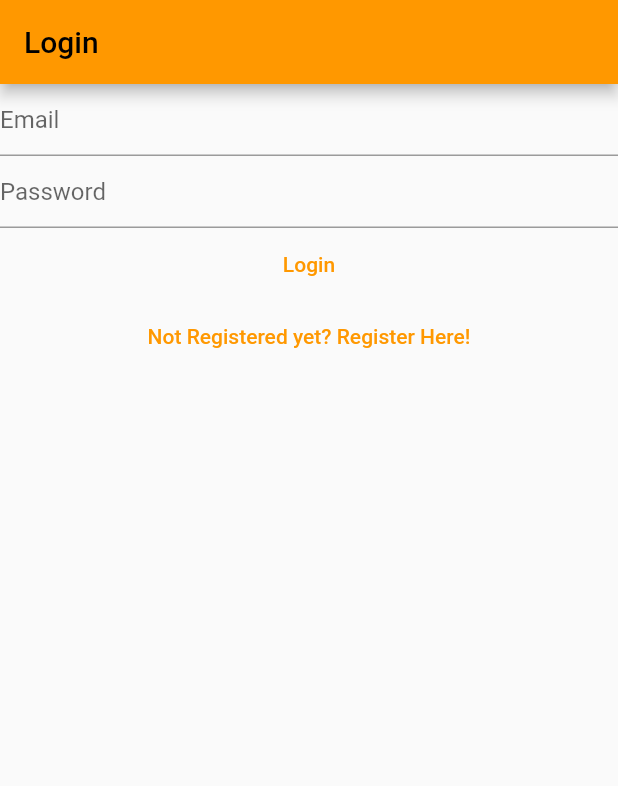
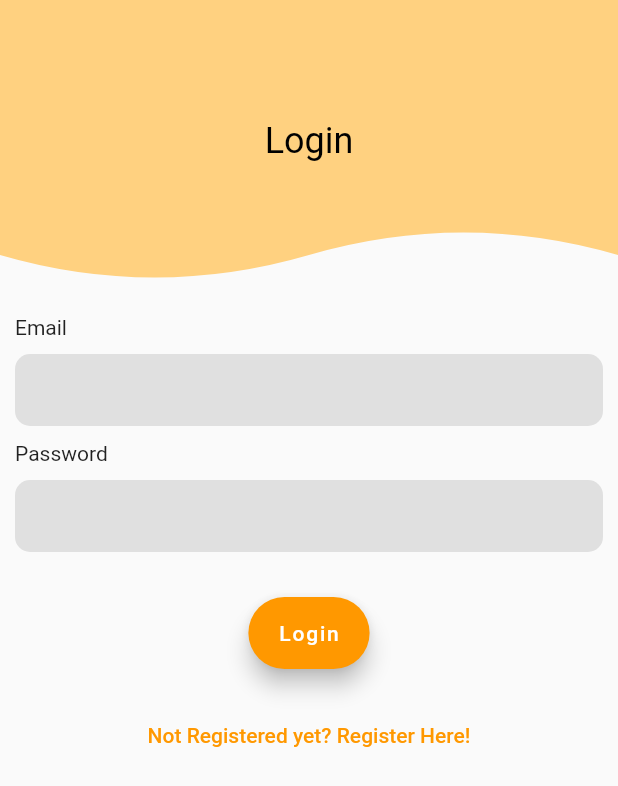
Before and after one commit to harryjm9/SimplyNotes, a Flutter app: the screen it shows after launch, on a phone screen of 412 x 824 dp. Shown: the top 786 px of the screen. Run offline on Flutter 3.47's test engine with Material 2 defaults, Android fonts, the light colour scheme and no system bars; our stand-ins replace bloc, cloud_firestore, firebase_auth, firebase_core, flutter_bloc, share_plus; accounts and stored records are empty.

Commit message:
UI update #1

```diff
--- a/lib/main.dart
+++ b/lib/main.dart
@@ -16,9 +16,6 @@ void main() {
   runApp(
     MaterialApp(
       title: 'Flutter Demo',
-      theme: ThemeData(
-        primarySwatch: Colors.orange,
-      ),
       home: BlocProvider<AuthBloc>(
         create: (context) => AuthBloc(FirebaseAuthProvider()),
         child: const HomePage(),
--- a/lib/views/login_view.dart
+++ b/lib/views/login_view.dart
@@ -33,26 +33,86 @@ class _LoginViewState extends State<LoginView> {
   @override
   Widget build(BuildContext context) {
     return Scaffold(
-      appBar: AppBar(
-        title: const Text("Login"),
-      ),
       body: Column(
         children: [
-          TextField(
+          Stack(
+            children: [
+              ClipPath(
+                clipper: WaveClipper(),
+                child: Container(
+                  height: 200,
+                  color: Colors.orangeAccent[100],
+                ),
+              ),
+              const Padding(
+                padding: EdgeInsets.symmetric(vertical: 80.0),
+                child: Center(
+                  child: Text(
+                    'Login',
+                    style: TextStyle(fontSize: 24, color: Colors.black),
+                  ),
+                ),
+              ),
+            ],
+          ),
+          const Align(
+            alignment: Alignment.centerLeft,
+            child: Padding(
+              padding: EdgeInsets.symmetric(horizontal: 10.0, vertical: 10.0),
+              child: Text("Email"),
+            ),
+          ),
+          Padding(
+            padding: const EdgeInsets.symmetric(horizontal: 10.0),
+            child: TextField(
+              cursorColor: Colors.orange,
               controller: _email,
               enableSuggestions: false,
               autocorrect: false,
               keyboardType: TextInputType.emailAddress,
-            decoration: const InputDecoration(hintText: 'Email'),
+              decoration: InputDecoration(
+                filled: true,
+                fillColor: Colors.grey[300],
+                contentPadding:
+                    const EdgeInsets.symmetric(horizontal: 16.0, vertical: 0.0),
+                border: OutlineInputBorder(
+                  borderRadius: BorderRadius.circular(10.0),
+                  borderSide: BorderSide.none,
                 ),
-          TextField(
+              ),
+            ),
+          ),
+          const Align(
+            alignment: Alignment.centerLeft,
+            child: Padding(
+                padding: EdgeInsets.symmetric(horizontal: 10.0, vertical: 10.0),
+                child: Text("Password")),
+          ),
+          Padding(
+            padding: const EdgeInsets.symmetric(horizontal: 10.0),
+            child: TextField(
+              cursorColor: Colors.orange,
               controller: _password,
               obscureText: true,
               enableSuggestions: false,
               autocorrect: false,
-            decoration: const InputDecoration(hintText: 'Password'),
+              decoration: InputDecoration(
+                filled: true,
+                fillColor: Colors.grey[300],
+                contentPadding:
+                    const EdgeInsets.symmetric(horizontal: 16.0, vertical: 0.0),
+                border: OutlineInputBorder(
+                  borderRadius: BorderRadius.circular(10.0),
+                  borderSide: BorderSide.none,
                 ),
-          TextButton(
+              ),
+            ),
+          ),
+          Padding(
+            padding: const EdgeInsets.fromLTRB(0, 30, 0, 20),
+            child: FloatingActionButton.extended(
+              label: const Text('Login'),
+              backgroundColor: Colors.orange,
               onPressed: () async {
                 final email = _email.text;
                 final password = _password.text;
@@ -80,7 +140,7 @@ class _LoginViewState extends State<LoginView> {
                   );
                 }
               },
-            child: const Text('Login'),
+            ),
           ),
           TextButton(
               onPressed: () {
@@ -91,9 +151,30 @@ class _LoginViewState extends State<LoginView> {
               },
               child: const Text(
                 "Not Registered yet? Register Here!",
+                style: TextStyle(color: Colors.orange),
               ))
         ],
       ),
     );
   }
 }
+
+class WaveClipper extends CustomClipper<Path> {
+  @override
+  Path getClip(Size size) {
+    final path = Path();
+    final curveHeight = 30.0;
+    final curveWidth = size.width / 4;
+    path.lineTo(0, size.height - curveHeight);
+    path.quadraticBezierTo(
+        curveWidth, size.height, size.width / 2, size.height - curveHeight);
+    path.quadraticBezierTo(size.width - curveWidth,
+        size.height - 2 * curveHeight, size.width, size.height - curveHeight);
+    path.lineTo(size.width, 0);
+    path.close();
+    return path;
+  }
+
+  @override
+  bool shouldReclip(WaveClipper oldClipper) => false;
+}
--- a/lib/views/notes/create_update_note_view.dart
+++ b/lib/views/notes/create_update_note_view.dart
@@ -4,7 +4,6 @@ import 'package:simply_notes/services/auth/auth_service.dart';
 import 'package:simply_notes/utilities/generics/get_arguments.dart';
 import 'package:simply_notes/utilities/dialogs/cannot_share_empty_note_dialog.dart';
 import 'package:simply_notes/services/cloud/cloud_note.dart';
-import 'package:simply_notes/services/cloud/cloud_storage_exceptions.dart';
 import 'package:simply_notes/services/cloud/firebase_cloud_storage.dart';
 
 class CreateUpdateNoteView extends StatefulWidget {
--- a/lib/views/notes/notes_view.dart
+++ b/lib/views/notes/notes_view.dart
@@ -30,14 +30,9 @@ class _NotesViewState extends State<NotesView> {
   Widget build(BuildContext context) {
     return Scaffold(
       appBar: AppBar(
-        title: const Text('Your Notes'),
+        centerTitle: true,
+        title: const Text('My Notes'),
         actions: [
-          IconButton(
-            onPressed: () {
-              Navigator.of(context).pushNamed(createOrUpdateNoteRoute);
-            },
-            icon: const Icon(Icons.add),
-          ),
           PopupMenuButton<MenuAction>(
             onSelected: (value) async {
               switch (value) {
@@ -76,10 +71,10 @@ class _NotesViewState extends State<NotesView> {
               if (snapshot.hasData) {
                 final allNotes = snapshot.data as Iterable<CloudNote>;
                 return NotesListView(
-                  notes: allNotes,
                   onDeleteNote: (note) async {
                     await _notesService.deleteNote(documentId: note.documentId);
                   },
+                  notes: allNotes,
                   onTap: (note) {
                     Navigator.of(context).pushNamed(
                       createOrUpdateNoteRoute,
@@ -95,6 +90,13 @@ class _NotesViewState extends State<NotesView> {
           }
         },
       ),
+      floatingActionButton: FloatingActionButton(
+        onPressed: () {
+          Navigator.of(context).pushNamed(createOrUpdateNoteRoute);
+        },
+        child: const Icon(Icons.add),
+      ),
+      floatingActionButtonLocation: FloatingActionButtonLocation.endFloat,
     );
   }
 }
```
Lines whose indentation alone changed are shown as unchanged.
